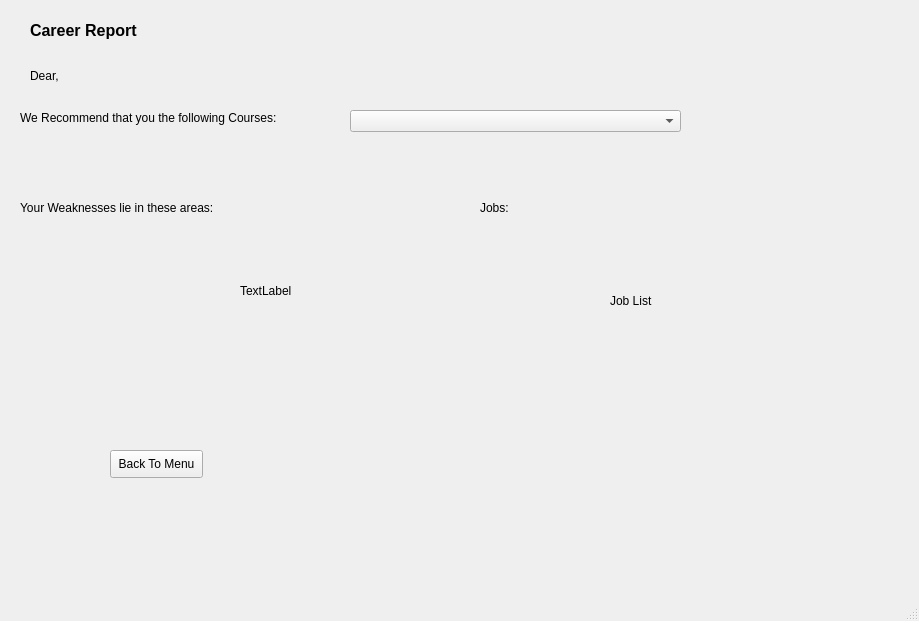
Qt form UI files/GenerateReport.ui (tikna1234/minor-project) before a commit.
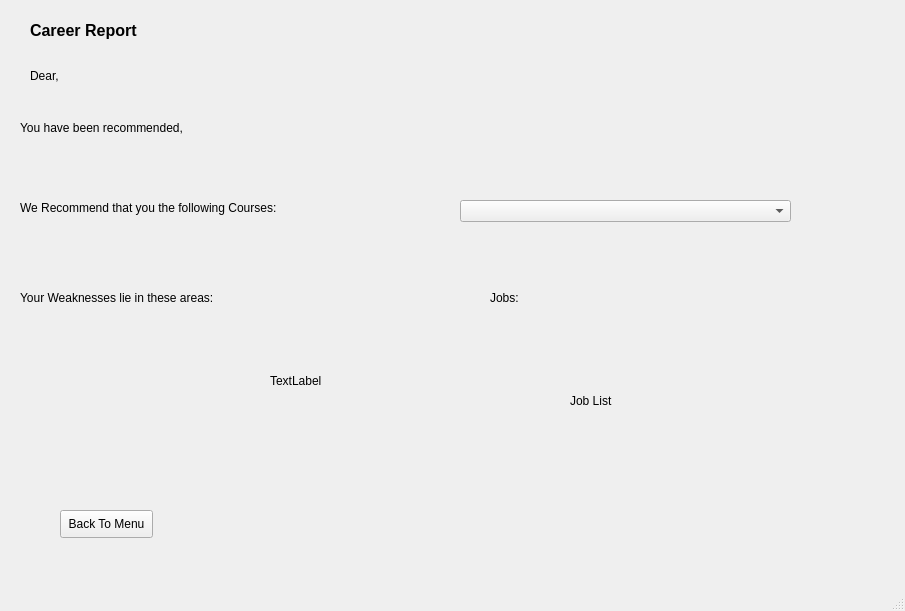
The same form after that commit.

```diff
--- a/UI files/GenerateReport.ui
+++ b/UI files/GenerateReport.ui
@@ -6,8 +6,8 @@
    <rect>
     <x>0</x>
     <y>0</y>
-    <width>919</width>
-    <height>621</height>
+    <width>905</width>
+    <height>611</height>
    </rect>
   </property>
   <property name="windowTitle">
@@ -51,7 +51,7 @@
     <property name="geometry">
      <rect>
       <x>20</x>
-      <y>110</y>
+      <y>200</y>
       <width>281</width>
       <height>16</height>
      </rect>
@@ -63,8 +63,8 @@
    <widget class="QLabel" name="recomjob">
     <property name="geometry">
      <rect>
-      <x>610</x>
-      <y>180</y>
+      <x>570</x>
+      <y>280</y>
       <width>301</width>
       <height>241</height>
      </rect>
@@ -76,8 +76,8 @@
    <widget class="QLabel" name="label_5">
     <property name="geometry">
      <rect>
-      <x>480</x>
-      <y>200</y>
+      <x>490</x>
+      <y>290</y>
       <width>55</width>
       <height>16</height>
      </rect>
@@ -89,8 +89,8 @@
    <widget class="QComboBox" name="RecomCB">
     <property name="geometry">
      <rect>
-      <x>350</x>
-      <y>110</y>
+      <x>460</x>
+      <y>200</y>
       <width>331</width>
       <height>22</height>
      </rect>
@@ -100,7 +100,7 @@
     <property name="geometry">
      <rect>
       <x>20</x>
-      <y>200</y>
+      <y>290</y>
       <width>211</width>
       <height>16</height>
      </rect>
@@ -112,8 +112,8 @@
    <widget class="QLabel" name="WeakLbl">
     <property name="geometry">
      <rect>
-      <x>240</x>
-      <y>200</y>
+      <x>270</x>
+      <y>290</y>
       <width>181</width>
       <height>181</height>
      </rect>
@@ -125,8 +125,8 @@
    <widget class="QPushButton" name="BackButton">
     <property name="geometry">
      <rect>
-      <x>110</x>
-      <y>450</y>
+      <x>60</x>
+      <y>510</y>
       <width>93</width>
       <height>28</height>
      </rect>
@@ -135,6 +135,19 @@
      <string>Back To Menu</string>
     </property>
    </widget>
+   <widget class="QLabel" name="RecomendLbl">
+    <property name="geometry">
+     <rect>
+      <x>20</x>
+      <y>120</y>
+      <width>621</width>
+      <height>16</height>
+     </rect>
+    </property>
+    <property name="text">
+     <string>You have been recommended, </string>
+    </property>
+   </widget>
   </widget>
   <widget class="QMenuBar" name="menubar">
    <property name="geometry">
```
Left out of the diff: 2 changed lines with no effect on the pictures.
